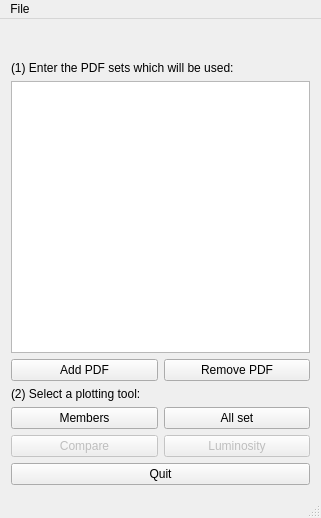
First picture: the form in apfelgui2/forms/apfelmainwindow.ui, repository scarrazza/apfel, before the edit.
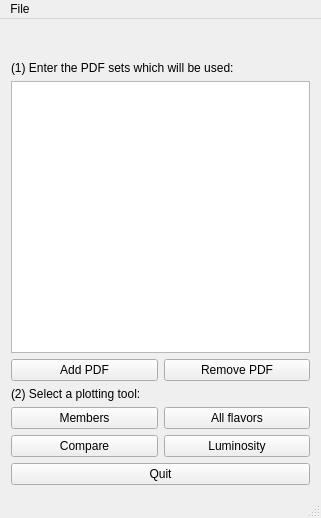
Second picture: the form after the edit. Icons and pictures are not drawn.

```diff
--- a/apfelgui2/forms/apfelmainwindow.ui
+++ b/apfelgui2/forms/apfelmainwindow.ui
@@ -108,7 +108,7 @@
        <bool>true</bool>
       </property>
       <property name="text">
-       <string>All set</string>
+       <string>All flavors</string>
       </property>
       <property name="icon">
        <iconset resource="../resources/resource.qrc">
@@ -125,7 +125,7 @@
     <item row="6" column="0">
      <widget class="QPushButton" name="pushButton_6">
       <property name="enabled">
-       <bool>false</bool>
+       <bool>true</bool>
       </property>
       <property name="text">
        <string>Compare</string>
@@ -152,7 +152,7 @@
     <item row="6" column="1">
      <widget class="QPushButton" name="pushButton_7">
       <property name="enabled">
-       <bool>false</bool>
+       <bool>true</bool>
       </property>
       <property name="text">
        <string>Luminosity</string>
```
